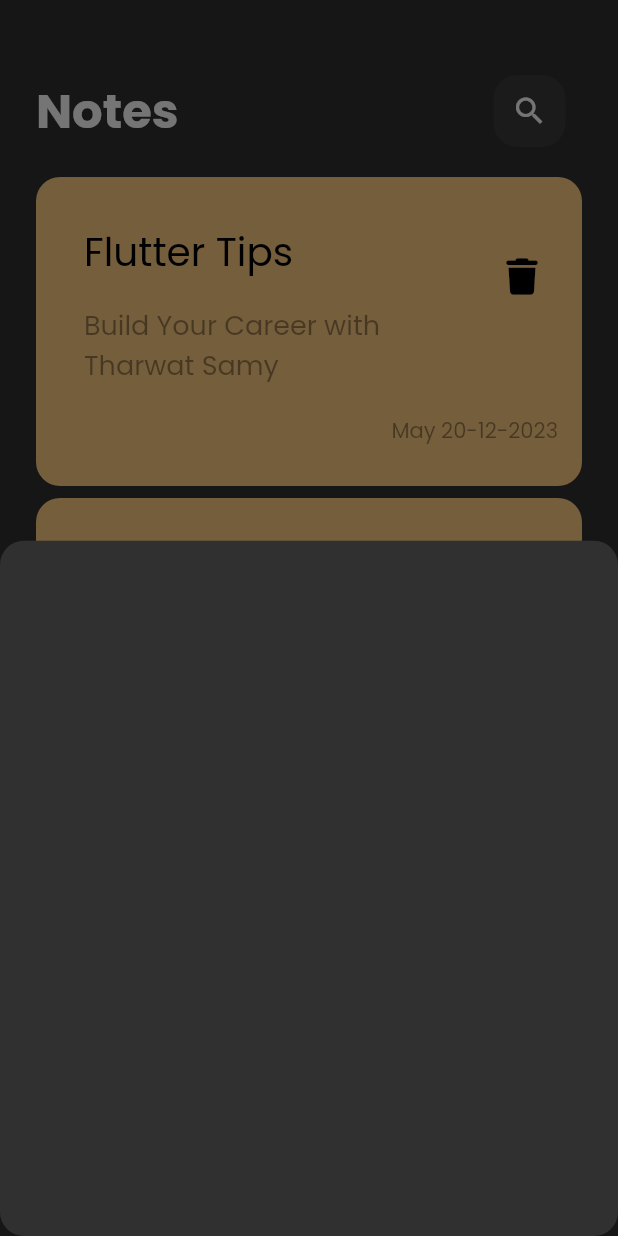
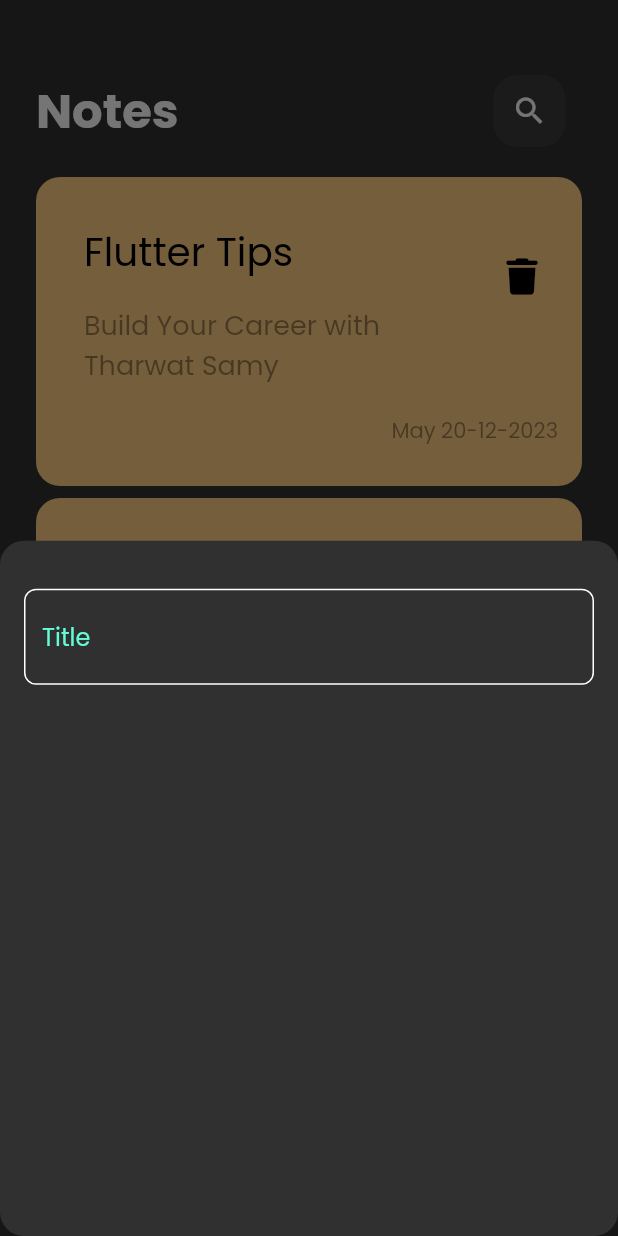
Before and after one commit to ramywael/Notes_App, a Flutter app: the screen it shows after launch, after a tap on the "add" icon, on a phone screen of 412 x 824 dp. Run offline on Flutter 3.47's test engine with Material 2 defaults, Android fonts, the phone set to English and light mode, and no system bars; our stand-ins replace font_awesome_flutter.

Commit message:
Makint style for textfield

```diff
--- a/lib/widgets/add_buttom_sheet.dart
+++ b/lib/widgets/add_buttom_sheet.dart
@@ -1,12 +1,19 @@
 import 'package:flutter/material.dart';
+import 'package:notes_app/widgets/custom_text_field.dart';
 
 class AddBottomSheet extends StatelessWidget {
   const AddBottomSheet({super.key});
 
   @override
   Widget build(BuildContext context) {
-    return  Container(
-      // the container is inside the bottomsheet not the reverse
+    return const Padding(
+      padding:  EdgeInsets.symmetric(vertical: 32,horizontal: 16),
+      child:   Column(
+        // the container is inside the bottomsheet not the reverse
+        children: [
+          CustomTextField(),
+        ],
+      ),
     );
   }
 }
--- /dev/null
+++ b/lib/widgets/constants/contant_color.dart
@@ -0,0 +1,3 @@
+import 'package:flutter/material.dart';
+
+const kConstantPrimaryColor = Color(0xff62FCD7);
--- /dev/null
+++ b/lib/widgets/custom_text_field.dart
@@ -0,0 +1,34 @@
+import 'package:flutter/material.dart';
+import 'package:notes_app/widgets/constants/contant_color.dart';
+
+class CustomTextField extends StatelessWidget {
+  const CustomTextField({super.key});
+
+  @override
+  Widget build(BuildContext context) {
+    return TextField(
+      cursorColor: kConstantPrimaryColor,
+      decoration: InputDecoration(
+        hintText: "Title",
+        hintStyle: TextStyle(
+          color: Color(0xff62FCD7),
+        ),
+        border: buildBorder(),
+        enabledBorder: buildBorder(),
+        focusedBorder: buildBorder(kConstantPrimaryColor)
+      )
+    );
+  }
+  OutlineInputBorder buildBorder([color])
+{
+  return OutlineInputBorder(
+    borderRadius: BorderRadius.circular(8),
+    borderSide: BorderSide(
+      color: color ?? Colors.white,
+    )
+  );
+
+}
+
+
+}
```
